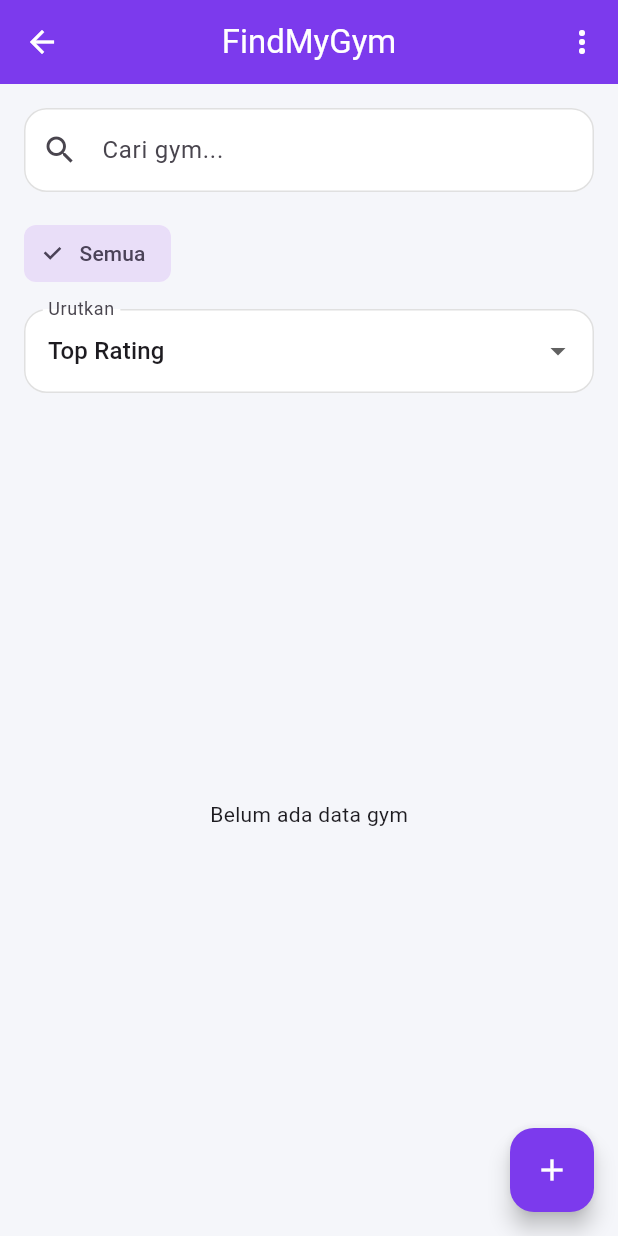
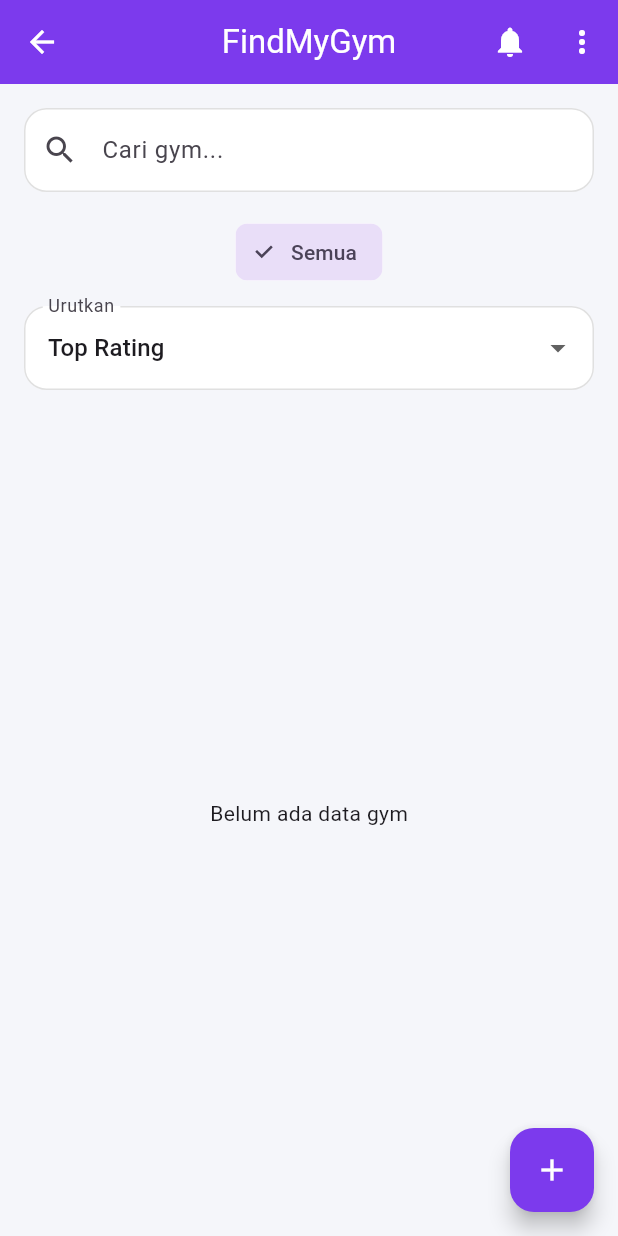
Before and after one commit to fadhiloc/finalprj-pab2-2026-fari, a Flutter app: the HomeScreen screen opened directly, on a phone screen of 412 x 824 dp. Run offline on Flutter 3.47's test engine with Material 3 defaults, Android fonts, the phone set to English and light mode, and no system bars; our stand-ins replace cloud_firestore, firebase_auth, firebase_core, flutter_map, flutter_rating_bar, image_picker and 1 more; accounts and stored records are empty.

Commit message:
add notifiaction_bell

```diff
--- a/findgym_app/lib/screens/home_screens.dart
+++ b/findgym_app/lib/screens/home_screens.dart
@@ -3,6 +3,7 @@
 import 'package:flutter/material.dart';
 import '../Models/Gym.dart';
 import '../widgets/item_card.dart';
+import '../widgets/notification_bell.dart';
 
 class HomeScreen extends StatefulWidget {
   const HomeScreen({super.key});
@@ -98,6 +99,7 @@
         centerTitle: true,
 
         actions: [
+          const NotificationBell(),
           PopupMenuButton<String>(
             onSelected: (value) {
               if (value == 'logout') {
@@ -165,8 +167,11 @@
             ),
           ),
 
-          SizedBox(
-            height: 50,
+          Padding(
+            padding: const EdgeInsets.symmetric(
+              horizontal: 16,
+            ),
+
             child: StreamBuilder<QuerySnapshot>(
               stream: FirebaseFirestore.instance
                   .collection('gym_types')
@@ -189,39 +194,25 @@
                     user?.email ==
                     'admin@gmail.com';
 
-                return ListView(
-                  scrollDirection:
-                      Axis.horizontal,
-
-                  padding:
-                      const EdgeInsets.symmetric(
-                    horizontal: 16,
-                  ),
+                return Wrap(
+                  spacing: 8,
+                  runSpacing: 8,
 
                   children: [
                     ...types.map((type) {
-                      return Padding(
-                        padding:
-                            const EdgeInsets.only(
-                          right: 8,
-                        ),
-
-                        child: ChoiceChip(
+                      return ChoiceChip(
                         label: Text(type),
 
                         selected:
-                              selectedType ==
-                                  type,
+                            selectedType == type,
 
                         onSelected: (_) {
                           setState(() {
-                              selectedType =
-                                  type;
+                            selectedType = type;
                           });
                         },
-                        ),
                       );
-                    }),
+                    }).toList(),
 
                     if (isAdmin)
                       ActionChip(
@@ -230,8 +221,7 @@
                           size: 18,
                         ),
 
-                        label:
-                            const Text(
+                        label: const Text(
                           'Kategori',
                         ),
 
--- /dev/null
+++ b/findgym_app/lib/widgets/notification_bell.dart
@@ -0,0 +1,79 @@
+import 'package:cloud_firestore/cloud_firestore.dart';
+import 'package:firebase_auth/firebase_auth.dart';
+import 'package:flutter/material.dart';
+
+class NotificationBell extends StatelessWidget {
+  const NotificationBell({super.key});
+
+  @override
+  Widget build(BuildContext context) {
+    final uid =
+        FirebaseAuth.instance.currentUser?.uid;
+
+    if (uid == null) {
+      return const SizedBox();
+    }
+
+    return StreamBuilder<QuerySnapshot>(
+      stream: FirebaseFirestore.instance
+          .collection('notifications')
+          .where(
+            'userId',
+            isEqualTo: uid,
+          )
+          .where(
+            'isRead',
+            isEqualTo: false,
+          )
+          .snapshots(),
+
+      builder: (context, snapshot) {
+        final count =
+            snapshot.data?.docs.length ?? 0;
+
+        return Stack(
+          children: [
+            IconButton(
+              icon: const Icon(
+                Icons.notifications,
+              ),
+
+              onPressed: () {
+                Navigator.pushNamed(
+                  context,
+                  '/notifications',
+                );
+              },
+            ),
+
+            if (count > 0)
+              Positioned(
+                right: 10,
+                top: 10,
+                child: Container(
+                  padding:
+                      const EdgeInsets.all(4),
+
+                  decoration:
+                      const BoxDecoration(
+                    color: Colors.red,
+                    shape: BoxShape.circle,
+                  ),
+
+                  child: Text(
+                    '$count',
+                    style:
+                        const TextStyle(
+                      color:
+                          Colors.white,
+                      fontSize: 10,
+                    ),
+                  ),
+                ),
+              ),
+          ],
+        );
+      },
+    );
+  }
+}
```
Lines whose indentation alone changed are shown as unchanged.
